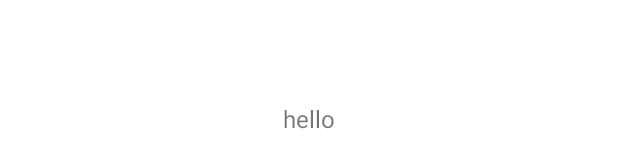
After one commit to nahy-512/neo_Android, an Android app: the layout fragment_home.xml on its own in the app's theme, with its tools: preview values and no code run, on a phone screen of 412 x 824 dp. The commit adds this screen. Shown: the part 500-668 px from the top of the screen. Run offline under Robolectric (Android 15) with nearby library versions, the phone set to English and light mode, and no system bars.

Commit message:
feat: Home Fragment 추가 및 표시

```diff
--- /dev/null
+++ b/app/src/main/res/layout/fragment_home.xml
@@ -0,0 +1,19 @@
+<?xml version="1.0" encoding="utf-8"?>
+<androidx.constraintlayout.widget.ConstraintLayout xmlns:android="http://schemas.android.com/apk/res/android"
+    xmlns:app="http://schemas.android.com/apk/res-auto"
+    xmlns:tools="http://schemas.android.com/tools"
+    android:id="@+id/fragment_home_container_view"
+    android:layout_width="match_parent"
+    android:layout_height="match_parent">
+
+    <TextView
+        android:layout_width="wrap_content"
+        android:layout_height="wrap_content"
+        android:text="hello"
+        android:textSize="16sp"
+        app:layout_constraintBottom_toBottomOf="parent"
+        app:layout_constraintEnd_toEndOf="parent"
+        app:layout_constraintStart_toStartOf="parent"
+        app:layout_constraintTop_toTopOf="parent" />
+
+</androidx.constraintlayout.widget.ConstraintLayout>
--- a/gradle.properties
+++ b/gradle.properties
@@ -22,3 +22,4 @@ kotlin.code.style=official
 # thereby reducing the size of the R class for that library
 android.nonTransitiveRClass=true
 android.nonFinalResIds=false
+android.nonFinalResIds=false
```
Also changed, not shown: app/src/main/java/com/neo/myapplication/presentation/ui/main/home/HomeFragment.kt (added, +24 -0 lines), app/src/main/java/com/neo/myapplication/presentation/ui/main/view/MainActivity.kt (+11 -0 lines).
